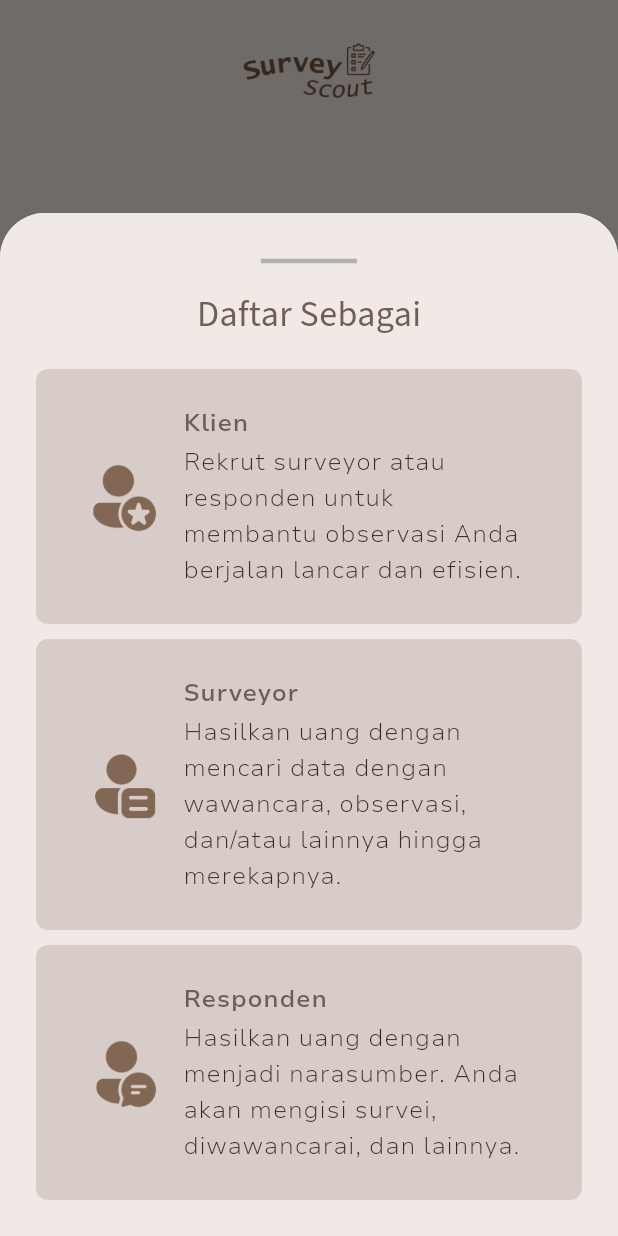
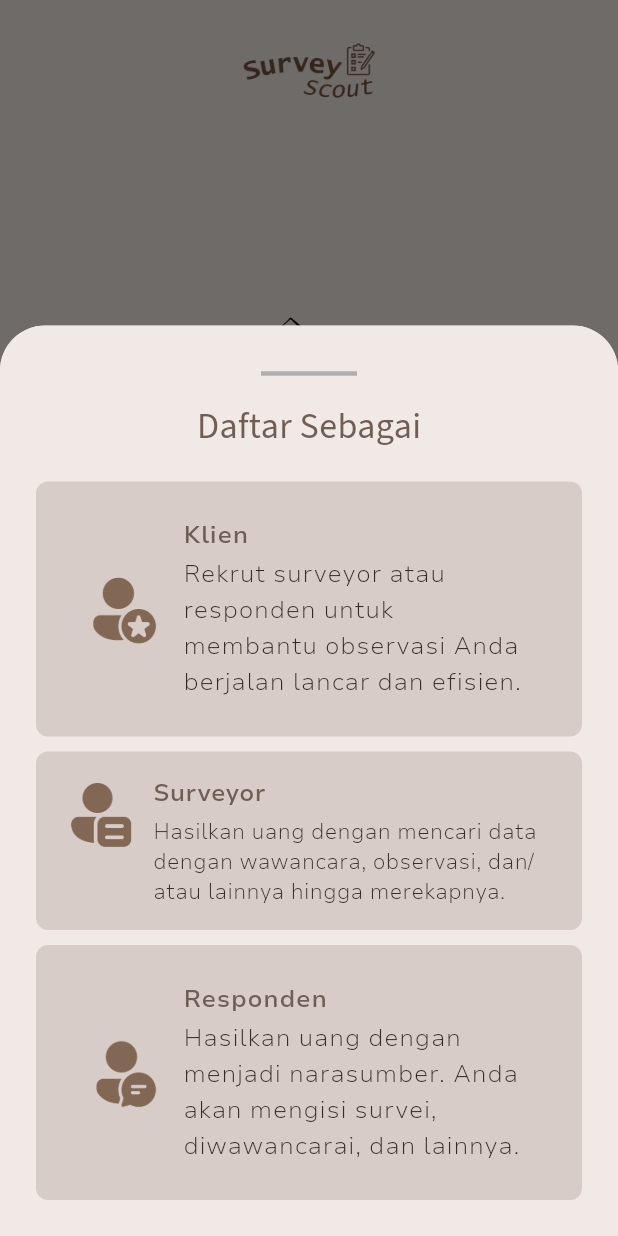
Before and after one commit to rigelra15/surveyscout-backup, a Flutter app: the Welcome screen opened directly, after a tap on "Daftar Dengan Google", on a phone screen of 412 x 824 dp. Run offline on Flutter 3.47's test engine with Material 3 defaults, Android fonts, the phone set to English and light mode, and no system bars.

Commit message:
page tersedia

```diff
--- a/lib/main.dart
+++ b/lib/main.dart
@@ -1,6 +1,7 @@
 import 'package:flutter/material.dart';
 import 'pages/clientsaya.dart';
 import 'pages/welcome.dart';
+import 'pages/surveyorprojects.dart';
 
 void main() {
   runApp(MyApp());
@@ -14,7 +15,7 @@ class MyApp extends StatelessWidget {
       debugShowCheckedModeBanner: false,
       initialRoute: '/',
       routes: {
-        '/': (context) => Clientsaya(),
+        '/': (context) => SurveyorProjects(),
       },
     );
   }
--- a/lib/pages/welcome.dart
+++ b/lib/pages/welcome.dart
@@ -1,6 +1,7 @@
 import 'package:flutter/material.dart';
 import 'dart:async'; // Import untuk Future.delayed
 import 'clientsignup.dart';
+import 'surveyorprojects.dart';
 
 class Welcome extends StatefulWidget {
   @override
@@ -227,47 +228,60 @@ class _WelcomeState extends State<Welcome> {
                 ),
                 SizedBox(height: 10),
                 // Kontainer kedua
-                Container(
-                  padding: EdgeInsets.all(16),
-                  decoration: BoxDecoration(
-                    borderRadius: BorderRadius.circular(8),
-                    color: Color(0xFFD7CCC8),
-                  ),
-                  child: ListTile(
-                    leading: Image.asset(
-                      'assets/images/surveyor.png',
-                      width: 50,
-                      height: 50,
+                GestureDetector(
+                  onTap: () {
+                    // Navigasi ke halaman SurveyorProjects
+                    Navigator.push(
+                      context,
+                      MaterialPageRoute(builder: (context) => SurveyorProjects()),
+                    );
+                  },
+                  child: Container(
+                    padding: const EdgeInsets.all(16), // Padding untuk kontainer
+                    decoration: BoxDecoration(
+                      borderRadius: BorderRadius.circular(8),
+                      color: const Color(0xFFD7CCC8), // Warna latar belakang
                     ),
-                    title: Column(
+                    child: Row(
                       crossAxisAlignment: CrossAxisAlignment.start,
                       children: [
-                        Text("Surveyor",
-                          style: TextStyle(
-                            fontFamily: 'NunitoSans', // Gunakan font yang sudah di-load
-                            fontSize: 16,
-                            fontWeight: FontWeight.w700, // Weight 400
-                            color: Color(0xFF705D54), // Warna #705D54
+                        Image.asset(
+                          'assets/images/surveyor.png',
+                          width: 50,
+                          height: 50,
+                        ),
+                        const SizedBox(width: 12), // Spasi antara gambar dan teks
+                        Expanded(
+                          child: Column(
+                            crossAxisAlignment: CrossAxisAlignment.start,
+                            children: [
+                              const Text(
+                                "Surveyor",
+                                style: TextStyle(
+                                  fontFamily: 'NunitoSans',
+                                  fontSize: 16,
+                                  fontWeight: FontWeight.w700, // Font tebal
+                                  color: Color(0xFF705D54),
+                                ),
+                              ),
+                              const SizedBox(height: 4), // Spasi antara judul dan deskripsi
+                              const Text(
+                                "Hasilkan uang dengan mencari data dengan wawancara, observasi, dan/atau lainnya hingga merekapnya.",
+                                style: TextStyle(
+                                  fontFamily: 'NunitoSans',
+                                  fontSize: 14, // Ukuran font deskripsi lebih kecil
+                                  fontWeight: FontWeight.w400, // Font normal
+                                  color: Color(0xFF3A2B24),
+                                ),
+                              ),
+                            ],
                           ),
-
                         ),
-                        SizedBox(height: 2), // Spasi antara dua teks
-                        Text("Hasilkan uang dengan mencari data dengan wawancara, observasi, dan/atau lainnya hingga merekapnya.",
-                          style: TextStyle(
-                            fontFamily: 'NunitoSans', // Gunakan font yang sudah di-load
-                            fontSize: 16,
-                            fontWeight: FontWeight.w400, // Weight 400
-                            color: Color(0xFF3A2B24), // Warna #705D54
-                          ),
-                        ), // Teks kedua
                       ],
                     ),
-                    onTap: () {
-                      print("Daftar sebagai Pengguna");
-                      Navigator.pop(context);  // Close the bottom sheet
-                    },
                   ),
                 ),
+
                 SizedBox(height: 10),
                 // Kontainer ketiga
                 Container(
--- a/pubspec.yaml
+++ b/pubspec.yaml
@@ -146,6 +146,7 @@ flutter:
     - assets/images/riwayat.png
     - assets/images/informasiumum.png
     - assets/images/newsletter.png
+    - assets/images/caridari100.png
 
 
 
```
Also changed, not shown: lib/pages/surveyorprojects.dart (added, +481 -0 lines), assets/images/caridari100.png (added).
